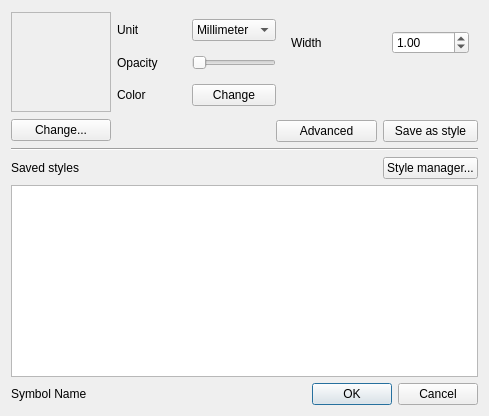
Above: src/ui/qgssymbolv2selectordialogbase.ui from kadas-albireo/kadas-albireo before the change. Below: the same form after it.
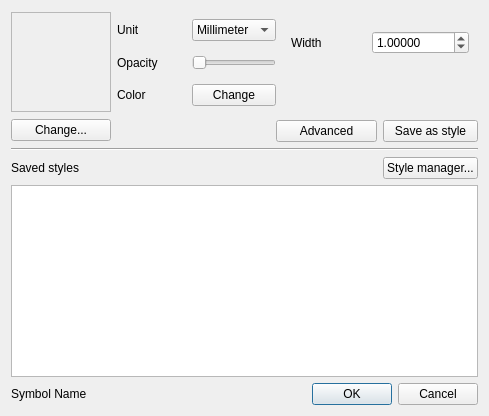
That is the form after the change. The open tabs and pages were chosen to show the change. Custom widgets are drawn as their Qt base class.

The edit to the form file:
```diff
--- a/src/ui/qgssymbolv2selectordialogbase.ui
+++ b/src/ui/qgssymbolv2selectordialogbase.ui
@@ -209,7 +209,7 @@
          <item row="0" column="2">
           <widget class="QDoubleSpinBox" name="spinWidth">
            <property name="decimals">
-            <number>2</number>
+            <number>5</number>
            </property>
            <property name="maximum">
             <double>99999.000000000000000</double>
```
